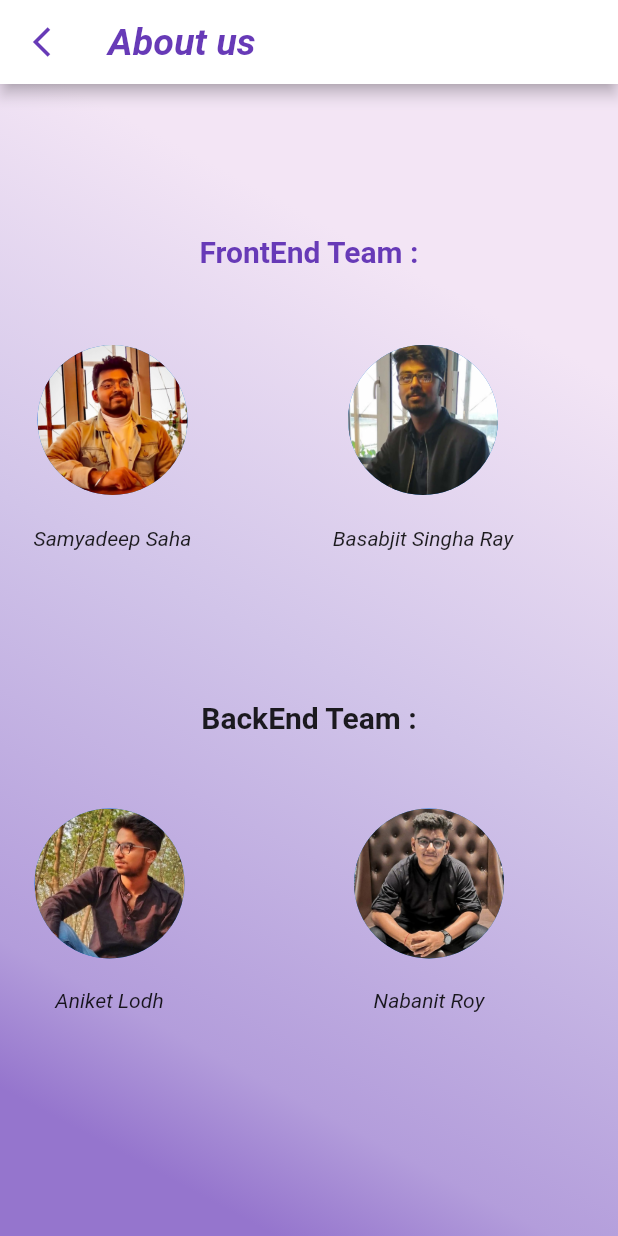
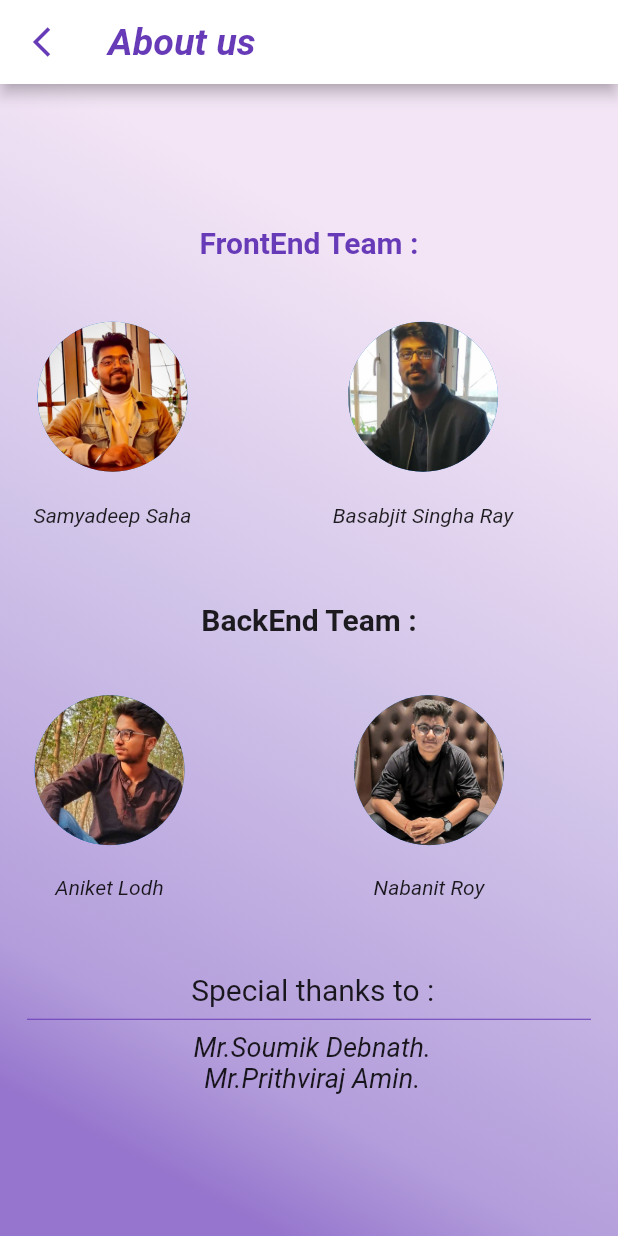
Before and after one commit to xlayertraining/july21group9, a Flutter app: the AboutUs screen opened directly, on a phone screen of 412 x 824 dp. Run offline on Flutter 3.47's test engine with Material 2 defaults, Android fonts, the light colour scheme and no system bars; our stand-ins replace auto_animated, curved_navigation_bar, dio, flutter_easyloading, fluttertoast, image_picker and 3 more; missing offline and left inert: comment_box, custom_searchable_dropdown, rect_getter; accounts and stored records are empty.

Commit message:
minor modifications in UI Signed-off-by: Samyadeep Saha <sahasamyadeep@gmail.com>

```diff
--- a/application/news_flix/lib/about_us.dart
+++ b/application/news_flix/lib/about_us.dart
@@ -59,7 +59,7 @@ class AboutUs extends StatelessWidget {
                 Text('FrontEnd Team :',style: TextStyle(fontSize: 20,
                     fontWeight:FontWeight.bold,
                 color: Colors.deepPurple)),
-                SizedBox(height: 40),
+                SizedBox(height: 30),
                 Row(
                   children: [
                     Column(
@@ -102,10 +102,10 @@ class AboutUs extends StatelessWidget {
                   ],
                 ),
 
-                SizedBox(height: 60),
+                SizedBox(height: 10),
                 Text('BackEnd Team :',style: TextStyle(fontSize: 20,
                     fontWeight:FontWeight.bold)),
-                SizedBox(height: 40),
+                SizedBox(height: 30),
                 Row(
                   children: [
                     Padding(
@@ -147,7 +147,15 @@ class AboutUs extends StatelessWidget {
                     ),
                   ],
                 ),
-
+                Text(" Special thanks to :", style: TextStyle(fontStyle: FontStyle.normal,
+                    fontSize: 20)),
+                Divider(color: Colors.deepPurple,
+                  indent: 4,
+                  endIndent: 4,),
+                Text(" Mr.Soumik Debnath.", style: TextStyle(fontStyle: FontStyle.italic,
+                    fontSize: 18)),
+                Text(" Mr.Prithviraj Amin.", style: TextStyle(fontStyle: FontStyle.italic,
+                    fontSize: 18)),
               ],
             ),
         ),
--- a/application/news_flix/lib/config/configuration.dart
+++ b/application/news_flix/lib/config/configuration.dart
@@ -7,10 +7,10 @@ import 'package:flutter/material.dart';
 
 class Configuration {
 
-  // static var serverUrl = "https://api.xlayer.in/julygroup9_web/api";
+  static var serverUrl = "https://api.xlayer.in/julygroup9_web/api";
   //  static var serverUrl = "http://192.168.43.14:8009/julygroup9_web/api";
   //  static var serverUrl ="http://10.0.2.2:8009/julygroup9_web/api";
-   static var serverUrl = "http://192.168.43.129:8009/julygroup9_web/api";
+  //  static var serverUrl = "http://192.168.43.129:8009/julygroup9_web/api";
 
   static var signedInKey = "KJHGLIUJGHL";
 
--- a/application/news_flix/lib/search_page.dart
+++ b/application/news_flix/lib/search_page.dart
@@ -68,7 +68,7 @@ class _SearchPageState extends State<SearchPage> {
                   onTap: () {
                     ToastUtil.info(
                       context,
-                      message: 'This feature is comming soon.',
+                      message: 'This feature is coming soon.',
                     );
                     // Scaffold.of(context).showSnackBar(SnackBar(
                     //   content: Text(titles[index] + ' pressed!'),
```
Also changed, not shown: application/news_flix/lib/Profile2.dart (+16 -3 lines), application/news_flix/lib/home_page.dart (+23 -13 lines), application/news_flix/lib/profile2.dart (+16 -3 lines), application/news_flix/lib/sign_in_page.dart (+17 -4 lines), 2 other files.
